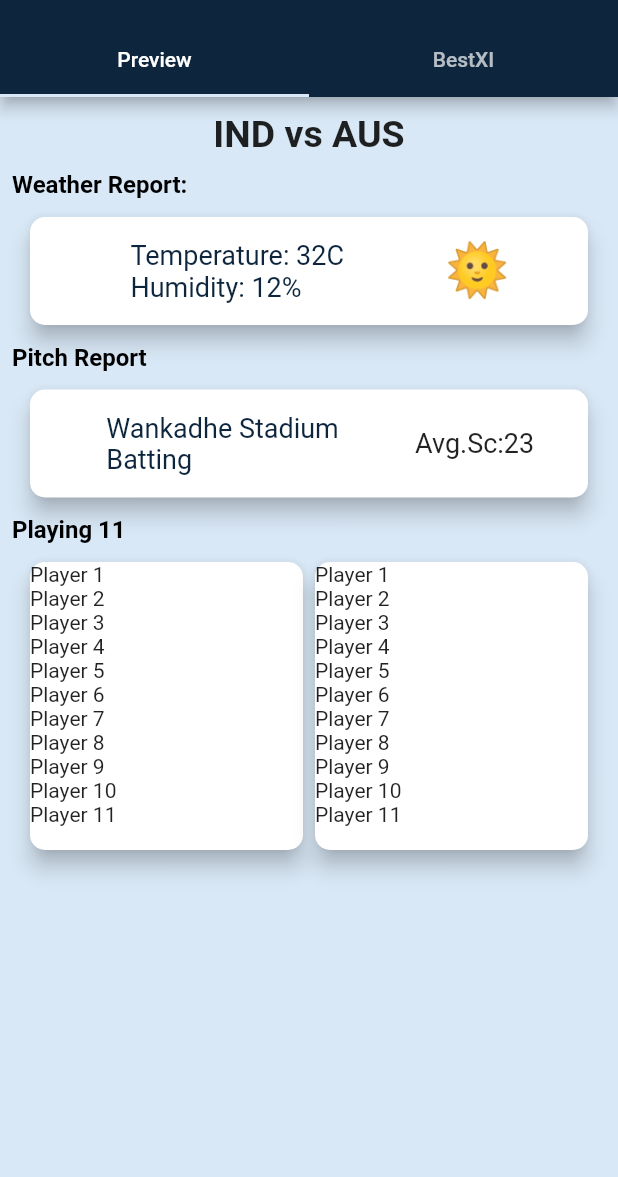
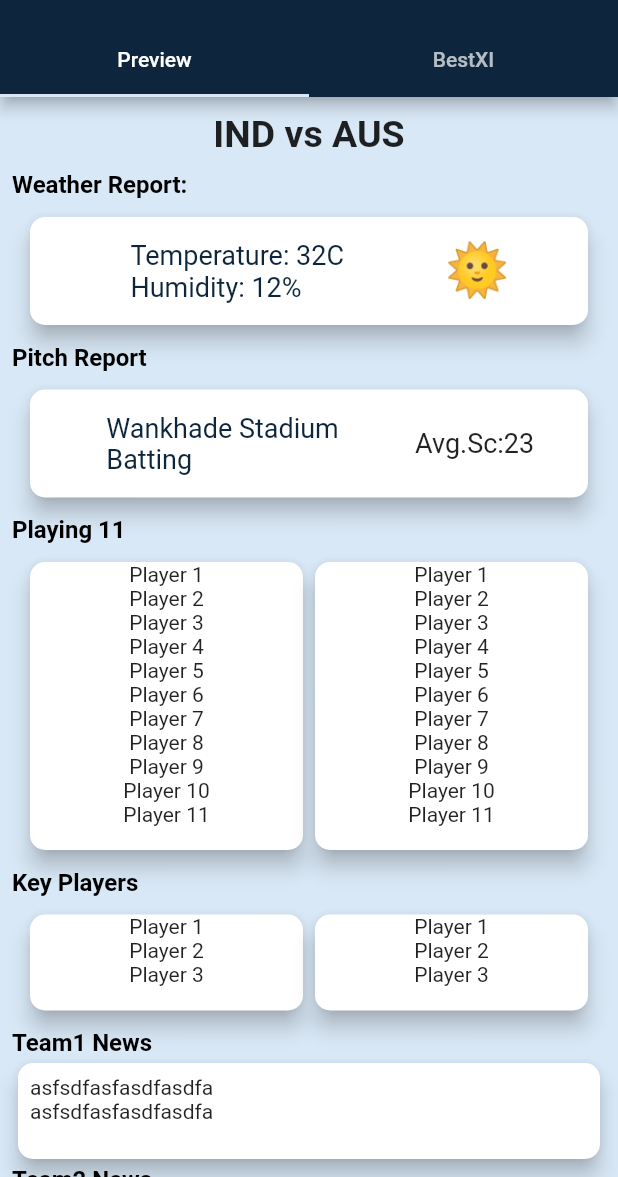
Before and after one commit to Deekshya/sports_buzz11_trial1, a Flutter app: the screen it shows after launch, after a tap on "India vs Australia T20", on a phone screen of 412 x 824 dp, the part 59-1236 px from its top. Run offline on Flutter 3.47's test engine with Material 2 defaults, Android fonts, the phone set to English and light mode, and no system bars.

Commit message:
Add files via upload
changes made by samir

```diff
--- a/lib/components/ReusableDrawerTabs.dart
+++ b/lib/components/ReusableDrawerTabs.dart
@@ -3,12 +3,15 @@ import 'package:flutter/material.dart';
 class ReusableDrawerTabs extends StatelessWidget {
   final String label;
   final IconData iconName;
+  final Function() onTap;
 
-  ReusableDrawerTabs({required this.label, required this.iconName});
+  ReusableDrawerTabs({required this.label, required this.iconName, required this.onTap});
 
   @override
   Widget build(BuildContext context) {
-    return Card(
+    return GestureDetector(
+      onTap: onTap,
+      child: Card(
         elevation: 10.0,
         child: ListTile(
           leading: Icon(
@@ -22,6 +25,7 @@ class ReusableDrawerTabs extends StatelessWidget {
             textAlign: TextAlign.left,
           ),
         ),
+      ),
     );
   }
 }
--- a/lib/constants.dart
+++ b/lib/constants.dart
@@ -7,7 +7,12 @@ const KCardColor = Color(0xff02111d);
 const kSubHeading =
     TextStyle(fontSize: 16, color: Colors.black, fontWeight: FontWeight.bold);
 const kInCardTextStyle = TextStyle(fontSize: 18, color: kPrimaryColor);
-const kIndia11 = 'Player 1 \n'
+void getData()
+{
+
+}
+
+const kTeam1XI = 'Player 1 \n'
     'Player 2 \n'
     'Player 3 \n'
     'Player 4 \n'
@@ -18,3 +23,25 @@ const kIndia11 = 'Player 1 \n'
     'Player 9 \n'
     'Player 10 \n'
     'Player 11 \n';
+
+const kTeam2XI = 'Player 1 \n'
+    'Player 2 \n'
+    'Player 3 \n'
+    'Player 4 \n'
+    'Player 5 \n'
+    'Player 6 \n'
+    'Player 7 \n'
+    'Player 8 \n'
+    'Player 9 \n'
+    'Player 10 \n'
+    'Player 11 \n';
+
+const kTeam1KeyPlayers = 'Player 1 \n'
+    'Player 2 \n'
+    'Player 3 \n';
+
+const kTeam2KeyPlayers = 'Player 1 \n'
+    'Player 2 \n'
+    'Player 3 \n';
+
+const kTeamNews ='asfsdfasfasdfasdfa \n' 'asfsdfasfasdfasdfa \n';
--- a/lib/main.dart
+++ b/lib/main.dart
@@ -20,10 +20,10 @@ class MyApp extends StatefulWidget {
 class _MyAppState extends State<MyApp> {
   List<Widget> bottomNavigationContent = [
     HomeScreen(),
-    //NewsContent(),
-    TrialBottomBarScreen(),
-    //PostContent()
-    TargetScreen()
+    NewsContent(),
+    //TrialBottomBarScreen(),
+    PostContent()
+    //TargetScreen()
   ];
   int _currentIndex = 0;
   @override
--- a/lib/screens/main_screen_drawer.dart
+++ b/lib/screens/main_screen_drawer.dart
@@ -1,5 +1,6 @@
 import 'package:flutter/material.dart';
 import 'package:sports_buzz11_trial1/components/ReusableDrawerTabs.dart';
+import 'package:sports_buzz11_trial1/nav_drawer_screens/alert_screen.dart';
 
 class MainScreenDrawer extends StatelessWidget {
   const MainScreenDrawer({Key? key}) : super(key: key);
@@ -35,58 +36,41 @@ class MainScreenDrawer extends StatelessWidget {
                               fontWeight: FontWeight.bold),
                         ),
                       ),
-                      // Padding(
-                      //   padding: const EdgeInsets.symmetric(vertical: 20),
-                      //   child: Row(
-                      //     children: [
-                      //       GestureDetector(
-                      //         child: Image(
-                      //           image: AssetImage('images/insta.png'),
-                      //           width: 100,
-                      //           height: 100,
-                      //         ),
-                      //       ),
-                      //       GestureDetector(
-                      //         child: Image(
-                      //           image: AssetImage('images/twitter.png'),
-                      //           width: 100,
-                      //           height: 100,
-                      //         ),
-                      //       ),
-                      //       GestureDetector(
-                      //         child: Image(
-                      //           image: AssetImage('images/whatsapp.png'),
-                      //           width: 100,
-                      //           height: 100,
-                      //         ),
-                      //       ),
-                      //     ],
-                      //   ),
-                      // ),
+
                     ],
                   ),
                 )),
             Expanded(
                 flex: 1,
                 child: ReusableDrawerTabs(
-                    label: 'About Us', iconName: Icons.info)),
+                    label: 'About Us', iconName: Icons.info,onTap: (){
+                      showDialog(context: context, builder: (context)=>AlertScreen().aboutUsPopUp(context));
+                },)),
             Expanded(
                 flex: 1,
                 child: ReusableDrawerTabs(
                     label: 'Help and Support',
-                    iconName: Icons.contact_support)),
+                    iconName: Icons.contact_support,onTap: (){
+                  showDialog(context: context, builder: (context)=>AlertScreen().helpAndSupportPopUp(context));
+                },)),
             Expanded(
                 flex: 1,
                 child: ReusableDrawerTabs(
-                    label: 'Feedback', iconName: Icons.feedback)),
+                    label: 'Feedback', iconName: Icons.feedback,onTap: (){
+                  showDialog(context: context, builder: (context)=>AlertScreen().feedBackPopUp(context));
+                },)),
             Expanded(
                 flex: 1,
                 child:
-                    ReusableDrawerTabs(label: 'Share', iconName: Icons.share)),
+                    ReusableDrawerTabs(label: 'Share', iconName: Icons.share,onTap: (){
+                      showDialog(context: context, builder: (context)=>AlertScreen().aboutUsPopUp(context));
+                    },)),
             Expanded(
                 flex: 1,
                 child: ReusableDrawerTabs(
-                    label: 'Rate Us', iconName: Icons.star_rate)),
+                    label: 'Rate Us', iconName: Icons.star_rate,onTap: (){
+                  showDialog(context: context, builder: (context)=>AlertScreen().aboutUsPopUp(context));
+                },)),
             Expanded(
               flex: 2,
               child: Container(
--- a/lib/screens/sub_screens/preview_screen.dart
+++ b/lib/screens/sub_screens/preview_screen.dart
@@ -41,7 +41,7 @@ class PreviewScreen extends StatelessWidget {
                   padding:
                       const EdgeInsets.symmetric(horizontal: 8.0, vertical: 8),
                   child: WeatherAndPitchCard(
-                    label1: 'Wankadhe Stadium',
+                    label1: 'Wankhade Stadium',
                     label2: 'Batting',
                     label3: 'Avg.Sc:23',
                     size: 18,
@@ -56,19 +56,62 @@ class PreviewScreen extends StatelessWidget {
                         child: Card(
                       shape: RoundedRectangleBorder(
                           borderRadius: BorderRadius.circular(10)),
-                      child: Text(kIndia11),
+                      child: Text(kTeam1XI,textAlign: TextAlign.center,),
                       elevation: 6,
                     )),
                     Expanded(
                         child: Card(
                       shape: RoundedRectangleBorder(
                           borderRadius: BorderRadius.circular(10)),
-                      child: Text(kIndia11),
+                      child: Text(kTeam2XI,textAlign: TextAlign.center,),
                       elevation: 6,
                     )),
                   ],
                 ),
-              )
+              ),
+              Text('Key Players', style: kSubHeading),
+              Padding(
+                padding: const EdgeInsets.all(8.0),
+                child: Row(
+                  mainAxisAlignment: MainAxisAlignment.spaceEvenly,
+                  children: [
+                    Expanded(
+                        child: Card(
+                          shape: RoundedRectangleBorder(
+                              borderRadius: BorderRadius.circular(10)),
+                          child: Text(kTeam1KeyPlayers,textAlign: TextAlign.center,),
+                          elevation: 6,
+                        )),
+                    Expanded(
+                        child: Card(
+                          shape: RoundedRectangleBorder(
+                              borderRadius: BorderRadius.circular(10)),
+                          child: Text(kTeam2KeyPlayers,textAlign: TextAlign.center,),
+                          elevation: 6,
+                        )),
+                  ],
+                ),
+              ),
+              Text('Team1 News', style: kSubHeading),
+              Card(
+                shape: RoundedRectangleBorder(
+                    borderRadius: BorderRadius.circular(10)),
+                child: Padding(
+                  padding: const EdgeInsets.all(8.0),
+                  child: Text(kTeamNews,),
+                ),
+                elevation: 6,
+              ),
+              Text('Team2 News', style: kSubHeading),
+              Card(
+                shape: RoundedRectangleBorder(
+                    borderRadius: BorderRadius.circular(10)),
+                child: Padding(
+                  padding: const EdgeInsets.all(8.0),
+                  child: Text(kTeamNews,),
+                ),
+                elevation: 6,
+              ),
             ],
           ),
         )
```
Also changed, not shown: lib/nav_drawer_screens/alert_screen.dart (added, +71 -0 lines), lib/components/reusable_weather_pitch_card.dart (line endings or trailing spaces), lib/content/NewsContent.dart (line endings or trailing spaces), lib/content/PostContent.dart (line endings or trailing spaces), lib/screens/homeScreen.dart (line endings or trailing spaces), lib/screens/sub_screens/bestxi_screen.dart (line endings or trailing spaces), lib/screens/target_screen.dart (line endings or trailing spaces), lib/screens/trial_bottom_bar_screen.dart (line endings or trailing spaces). Lines whose indentation alone changed are shown as unchanged.
